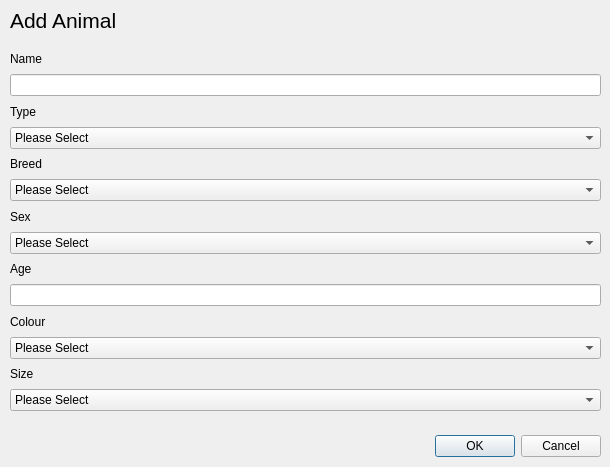
First picture: the form in guitest/addanimal.ui, repository cameronhawtin/Animal-Farm-cuACS, before the edit.
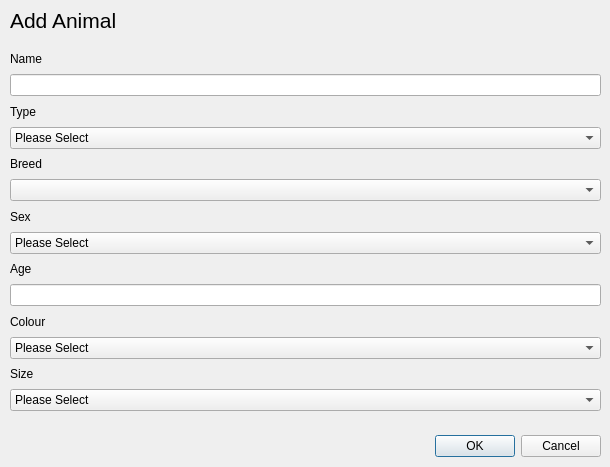
Second picture: the form after the edit.

Commit message: Add Animal screen completed

```diff
--- a/guitest/addanimal.ui
+++ b/guitest/addanimal.ui
@@ -116,13 +116,7 @@
      </widget>
     </item>
     <item>
-     <widget class="QComboBox" name="breedComboBox">
-      <item>
-       <property name="text">
-        <string>Please Select</string>
-       </property>
-      </item>
-     </widget>
+     <widget class="QComboBox" name="breedComboBox"/>
     </item>
     <item>
      <widget class="QLabel" name="sexLabel">
```
Left out of the diff: 35 changed lines with no effect on the pictures. The commit also changes 3 other files.
